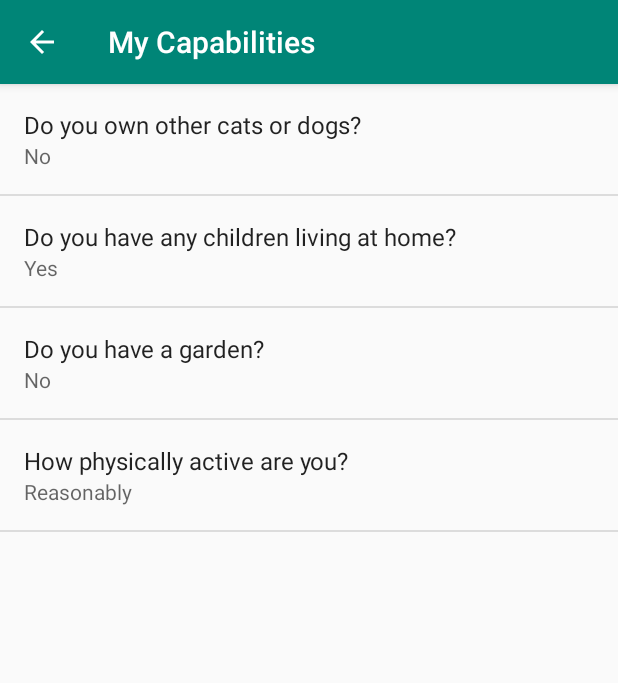
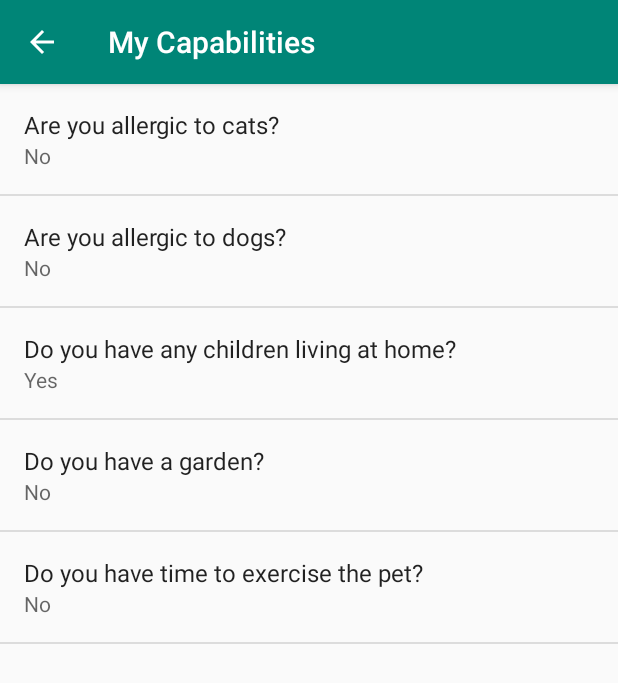
Before and after one commit to novotnej/petmatch_android, an Android app: the SettingsActivity screen opened directly, with no data from a screen before it, after a tap on "My Capabilities", on a phone screen of 412 x 824 dp. Shown: the top 683 px of the screen. Run offline under Robolectric (Android 15) with nearby library versions, the phone set to English and light mode, and no system bars.

Commit message:
Changed user capabilities to be in line with the database.

```diff
--- a/app/src/main/java/uk/ac/bath/petmatch/SettingsActivity.java
+++ b/app/src/main/java/uk/ac/bath/petmatch/SettingsActivity.java
@@ -190,8 +190,9 @@ public class SettingsActivity extends AppCompatPreferenceActivity {
             // to their values. When their values change, their summaries are
             // updated to reflect the new value, per the Android Design
             // guidelines.
-            bindPreferenceSummaryToValue(findPreference("key_other_pets_yes_no"));
-            bindPreferenceSummaryToValue(findPreference("key_garden_yes_no"));
+            bindPreferenceSummaryToValue(findPreference("key_cat_allergies"));
+            bindPreferenceSummaryToValue(findPreference("key_dog_allergies"));
+            bindPreferenceSummaryToValue(findPreference("key_garden"));
             bindPreferenceSummaryToValue(findPreference("key_how_active_are_you"));
             bindPreferenceSummaryToValue(findPreference("key_do_you_have_children"));
         }
--- a/app/src/main/res/values/strings.xml
+++ b/app/src/main/res/values/strings.xml
@@ -31,12 +31,22 @@
         <item>0</item>
     </string-array>
 
-    <string name="pref_do_you_have_any_other_pets">Do you own other cats or dogs?</string>
-    <string-array name="pref_do_you_own_other_cats_or_dogs_titles">
+    <string name="pref_do_you_have_any_cat_allergies">Are you allergic to cats?</string>
+    <string-array name="pref_do_you_have_any_cat_allergies_titles">
         <item>Yes</item>
         <item>No</item>
     </string-array>
-    <string-array name="pref_do_you_own_other_cats_or_dogs_values">
+    <string-array name="pref_do_you_have_any_cat_allergies_values">
+        <item>1</item>
+        <item>0</item>
+    </string-array>
+
+    <string name="pref_do_you_have_any_dog_allergies">Are you allergic to dogs?</string>
+    <string-array name="pref_do_you_have_any_dog_allergies_titles">
+        <item>Yes</item>
+        <item>No</item>
+    </string-array>
+    <string-array name="pref_do_you_have_any_dog_allergies_values">
         <item>1</item>
         <item>0</item>
     </string-array>
@@ -45,26 +55,22 @@
     <string-array name="pref_do_you_have_a_garden_titles">
         <item>Yes</item>
         <item>No</item>
-        <item>Communal</item>
     </string-array>
 
     <string-array name="pref_do_you_have_a_garden_values">
         <item>1</item>
         <item>0</item>
-        <item>-1</item>
     </string-array>
 
-    <string name="pref_how_active_are_you">How physically active are you?</string>
+    <string name="pref_how_active_are_you">Do you have time to exercise the pet?</string>
     <string-array name="pref_how_active_are_you_titles">
-        <item>Very</item>
-        <item>Reasonably</item>
-        <item>Not very</item>
+        <item>Yes</item>
+        <item>No</item>
     </string-array>
 
     <string-array name="pref_how_active_are_you_values">
         <item>1</item>
         <item>0</item>
-        <item>-1</item>
     </string-array>
 
     <!-- Example settings for Data & Sync -->
--- a/app/src/main/res/xml/pref_user_capabilities.xml
+++ b/app/src/main/res/xml/pref_user_capabilities.xml
@@ -7,14 +7,25 @@
          dismiss it. -->
     <!-- NOTE: ListPreference's summary should be set to its value by the activity code. -->
     <ListPreference
+        android:layout_width="wrap_content"
+        android:layout_height="wrap_content"
         android:defaultValue="0"
-        android:entries="@array/pref_do_you_own_other_cats_or_dogs_titles"
-        android:entryValues="@array/pref_do_you_own_other_cats_or_dogs_values"
-        android:key="key_other_pets_yes_no"
+        android:entries="@array/pref_do_you_have_any_cat_allergies_titles"
+        android:entryValues="@array/pref_do_you_have_any_cat_allergies_values"
+        android:key="key_cat_allergies"
         android:negativeButtonText="@null"
         android:positiveButtonText="@null"
         android:summary="current value is %s"
-        android:title="@string/pref_do_you_have_any_other_pets" />
+        android:title="@string/pref_do_you_have_any_cat_allergies" />
+    <ListPreference
+        android:defaultValue="0"
+        android:entries="@array/pref_do_you_have_any_dog_allergies_titles"
+        android:entryValues="@array/pref_do_you_have_any_dog_allergies_values"
+        android:key="key_dog_allergies"
+        android:negativeButtonText="@null"
+        android:positiveButtonText="@null"
+        android:summary="current value is %s"
+        android:title="@string/pref_do_you_have_any_dog_allergies" />
     <ListPreference
         android:defaultValue="1"
         android:entries="@array/pref_do_you_have_children_living_at_home_titles"
@@ -26,7 +37,7 @@
         android:defaultValue="0"
         android:entries="@array/pref_do_you_have_a_garden_titles"
         android:entryValues="@array/pref_do_you_have_a_garden_values"
-        android:key="key_garden_yes_no"
+        android:key="key_garden"
         android:summary="current value is %s"
         android:title="@string/pref_do_you_have_a_garden" />
     <ListPreference
```
